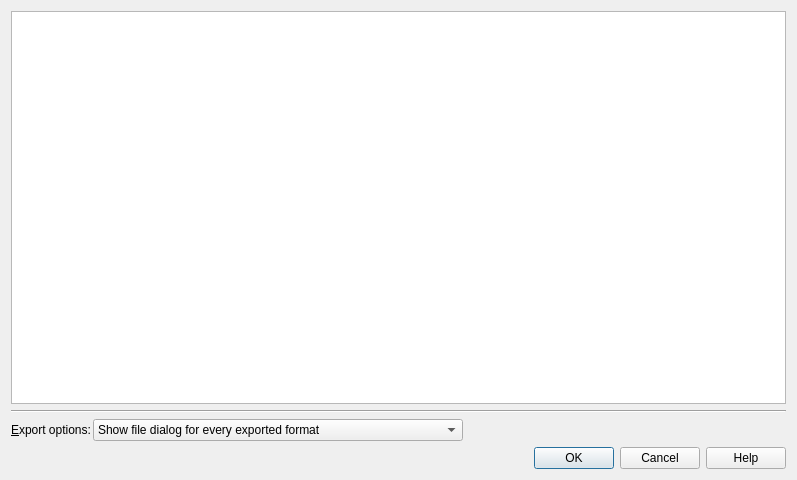
The window that src/routeexport/routemultiexportdialog.ui (albar965/littlenavmap) describes before a commit, drawn with Qt 5.
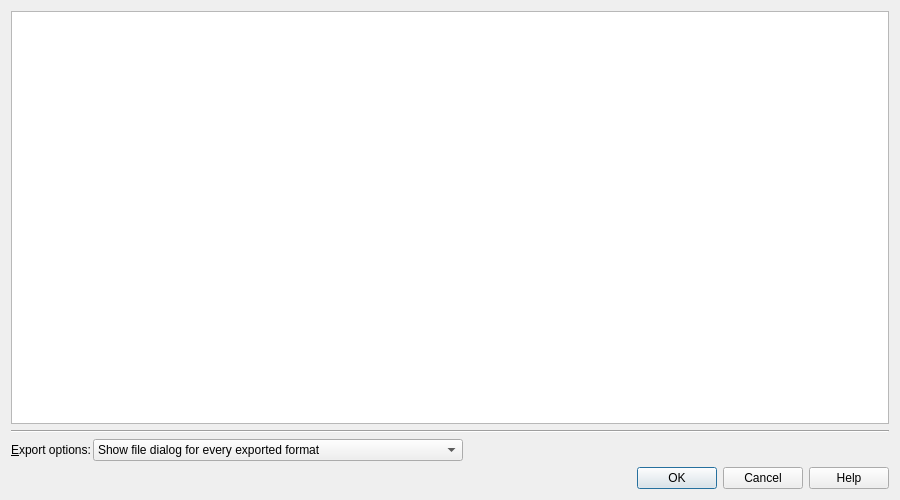
The same window after the commit.

Commit message:
Disabled word wrap in multiexport options dialog. Moved all buttons and checkbox to first column in multiexport options table. Initial sorting is now set on category.
albar965/littlenavmap#165

Diff of the .ui file:
```diff
--- a/src/routeexport/routemultiexportdialog.ui
+++ b/src/routeexport/routemultiexportdialog.ui
@@ -6,8 +6,8 @@
    <rect>
     <x>0</x>
     <y>0</y>
-    <width>797</width>
-    <height>480</height>
+    <width>900</width>
+    <height>500</height>
    </rect>
   </property>
   <property name="windowTitle">
@@ -97,9 +97,15 @@
        <property name="sortingEnabled">
         <bool>true</bool>
        </property>
+       <property name="wordWrap">
+        <bool>false</bool>
+       </property>
        <property name="cornerButtonEnabled">
         <bool>false</bool>
        </property>
+       <attribute name="horizontalHeaderMinimumSectionSize">
+        <number>20</number>
+       </attribute>
        <attribute name="horizontalHeaderStretchLastSection">
         <bool>true</bool>
        </attribute>
```
Left out of the diff: 3 changed lines with no effect on the pictures. The commit also changes 6 other files.
